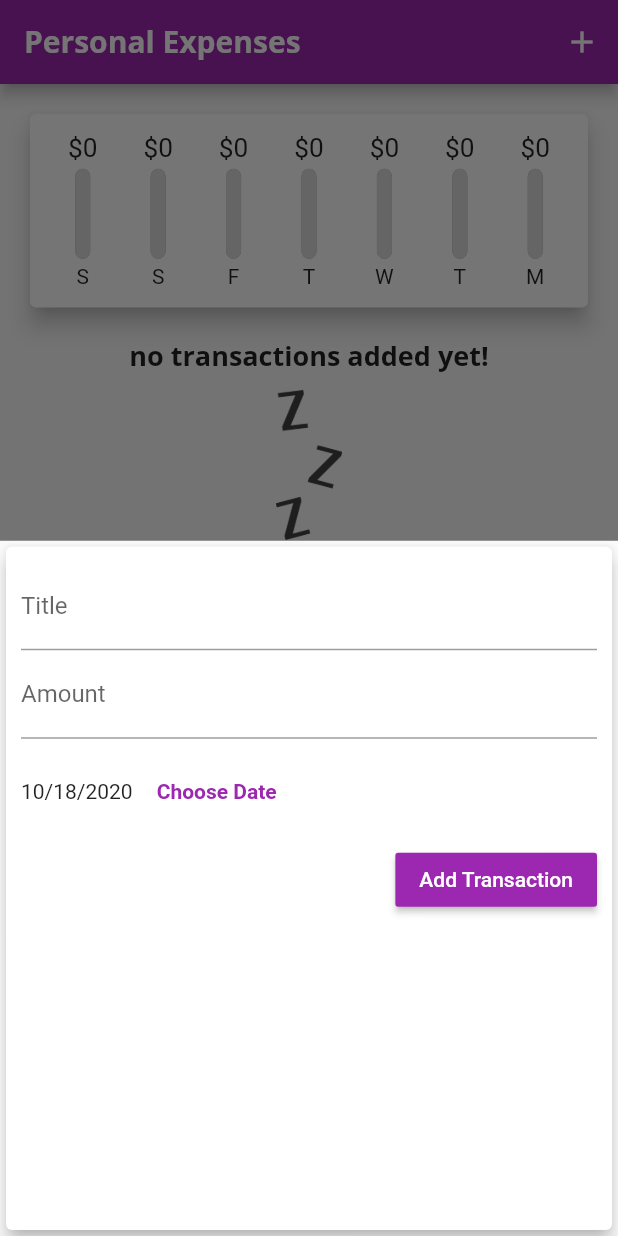
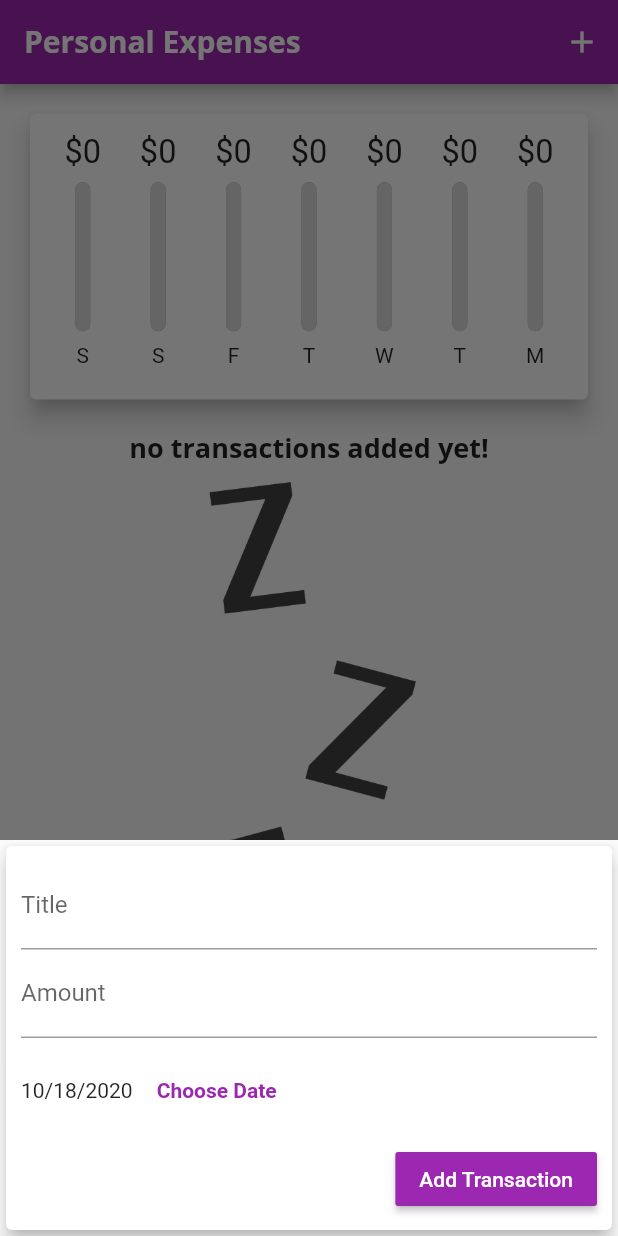
Before and after one commit to hatem1055/flutter-expense-app, a Flutter app: the screen it shows after launch, after a tap on the "add" icon, on a phone screen of 412 x 824 dp. Run offline on Flutter 3.47's test engine with Material 2 defaults, Android fonts, the phone set to English and light mode, and no system bars.

Commit message:
init commit

```diff
--- a/lib/main.dart
+++ b/lib/main.dart
@@ -1,5 +1,9 @@
+//dart
+import 'dart:io';
+
 //packeges
 import 'package:flutter/material.dart';
+import 'package:flutter/cupertino.dart';
 
 //widgets
 import 'widgets/transaction_list.dart';
@@ -7,7 +11,15 @@ import 'widgets/add_tx_form.dart';
 import 'widgets/chart.dart';
 //models
 import 'models/transaction.dart';
-void main() => runApp(MyApp());
+
+void main() {
+  // WidgetsFlutterBinding.ensureInitialized();
+  // SystemChrome.setPreferredOrientations([
+  //   DeviceOrientation.portraitUp,
+  //   DeviceOrientation.portraitDown
+  // ]);
+  return runApp(MyApp());
+}
 
 class MyApp extends StatelessWidget {
   @override
@@ -17,29 +29,25 @@ class MyApp extends StatelessWidget {
     return MaterialApp(
       title: 'Personal Expenses',
       home: MyHomePage(),
-      theme:ThemeData(
-        primarySwatch:Colors.purple,
-        fontFamily:'Quicksand',
-        textTheme:ThemeData.light().textTheme.copyWith(
-          headline6:TextStyle(
-              fontFamily:'OpenSans',
-              fontSize:18,
-              fontWeight:FontWeight.bold
+      theme: ThemeData(
+          primarySwatch: Colors.purple,
+          fontFamily: 'Quicksand',
+          textTheme: ThemeData.light().textTheme.copyWith(
+                headline6: TextStyle(
+                    fontFamily: 'OpenSans',
+                    fontSize: 18,
+                    fontWeight: FontWeight.bold),
               ),
+          appBarTheme: AppBarTheme(
+              textTheme: ThemeData.light().textTheme.copyWith(
+                    headline6: TextStyle(
+                        fontFamily: 'OpenSans',
+                        fontSize: 20,
+                        fontWeight: FontWeight.bold),
+                    button: TextStyle(
+                      color: Colors.white,
                     ),
-        appBarTheme:AppBarTheme(
-          textTheme:ThemeData.light().textTheme.copyWith(
-            headline6:TextStyle(
-              fontFamily:'OpenSans',
-              fontSize:20,
-              fontWeight:FontWeight.bold
-            ),
-            button:TextStyle(
-              color:Colors.white,
-            ) ,
-          )
-        )
-      ),
+                  ))),
     );
   }
 }
@@ -49,80 +57,145 @@ class MyHomePage extends StatefulWidget {
   _MyHomePageState createState() => _MyHomePageState();
 }
 
-class _MyHomePageState extends State<MyHomePage> {
+class _MyHomePageState extends State<MyHomePage> with WidgetsBindingObserver {
+  //dynamic values
   List<Transaction> transactions = [];
+  bool swichValue = true;
 
 
+
+  //change swich value
+  void toggleSwich(val) {
+    setState(() {
+      swichValue = val;
+    });
+  }
+
   //adding transaction method
-  void _addTx(String title,double amount,DateTime date){
-  final newTx = Transaction(title:title,amount:amount,date:date,id:DateTime.now().toString());
+  void _addTx(String title, double amount, DateTime date) {
+    final newTx = Transaction(
+        title: title,
+        amount: amount,
+        date: date,
+        id: DateTime.now().toString());
     setState(() {
       transactions.add(newTx);
     });
   }
 
   //trigring add transaction modal
-  void startAddNewTransaction(ctx){
-    showModalBottomSheet(context:ctx, builder:(_){
-      return  AddTxForm(_addTx);
-    }
-    );
+  void startAddNewTransaction(ctx) {
+    showModalBottomSheet(
+        context: ctx,
+        builder: (_) {
+          return AddTxForm(_addTx);
+        },
+        isScrollControlled: true);
   }
 
   //deleting transaction
-  void deleteTx(id){
-    print(transactions[0].id);
-    setState((){
-      transactions.removeWhere((element)=>element.id == id);
+  void deleteTx(id) {
+    setState(() {
+      transactions.removeWhere((element) => element.id == id);
     });
   }
 
   //get transactions for the last week only
-  List<Transaction> get transactionsLastWeek{
-      final lastWeek = DateTime.now().subtract(Duration(days:7));
-      return transactions.where((tx){
+  List<Transaction> get transactionsLastWeek {
+    final lastWeek = DateTime.now().subtract(Duration(days: 7));
+    return transactions.where((tx) {
       return tx.date.isAfter(lastWeek);
     }).toList();
   }
 
+  //Builder Method
+  List<Widget> buildsLandscapeContent(primaryColor, txWidget, chartWidget) {
+    return [
+      Row(
+        mainAxisAlignment: MainAxisAlignment.center,
+        children: [
+          Text('Show Chart'),
+          Switch.adaptive(
+            value: swichValue,
+            onChanged: toggleSwich,
+            activeColor: primaryColor,
+          ),
+        ],
+      ),
+      swichValue ? chartWidget(.7) : txWidget
+    ];
+  }
+
+  List<Widget> buildsPortraitContent(chartWidget, txWidget) {
+    return [chartWidget(.3), txWidget];
+  }
+
   @override
   Widget build(BuildContext context) {
+    //static info
     final primaryColor = Theme.of(context).primaryColor;
-    return Scaffold(
-
-    //app bar
-    appBar: AppBar(
+    final isLandscape =
+        MediaQuery.of(context).orientation == Orientation.landscape;
+    final appBar = AppBar(
       title: Text('Personal Expenses'),
-        backgroundColor:primaryColor,
+      backgroundColor: primaryColor,
       actions: [
         IconButton(
-            icon:Icon(Icons.add),
-            onPressed:(){startAddNewTransaction(context);},
+          icon: Icon(Icons.add),
+          onPressed: () {
+            startAddNewTransaction(context);
+          },
         )
       ],
+    );
+    final pageHeight = (MediaQuery.of(context).size.height -
+        appBar.preferredSize.height -
+        MediaQuery.of(context).padding.top);
+
+    //widgets
+    final txWidget = Container(
+      height: pageHeight * .7,
+      child: TransactionList(transactions, deleteTx),
+    );
+
+    Widget chartWidget(heghitPerc) {
+      return Container(
+        height: pageHeight * heghitPerc,
+        child: Chart(transactionsLastWeek),
+        alignment: Alignment.center,
+      );
+    }
+
+    return Scaffold(
+      //app bar
+      appBar: appBar,
+      //floating action button
+      floatingActionButtonLocation: FloatingActionButtonLocation.centerFloat,
+      floatingActionButton: Platform.isAndroid
+          ? Container(
+              decoration: BoxDecoration(
+                  borderRadius: BorderRadius.circular(500),
+                  color: Theme.of(context).primaryColor),
+              child: IconButton(
+                icon: Icon(Icons.add),
+                color: Colors.white,
+                onPressed: () {
+                  startAddNewTransaction(context);
+                },
               ),
-
-      //floating action button
-      floatingActionButtonLocation:FloatingActionButtonLocation.centerFloat,
-      floatingActionButton:Container(
-        decoration:BoxDecoration(
-          borderRadius:BorderRadius.circular(500),
-          color:Theme.of(context).primaryColor
-        ),
-        child: IconButton(
-          icon:Icon(Icons.add),
-          color:Colors.white,
-          onPressed: (){startAddNewTransaction(context);},
-        ),
-      ),
+            )
+          : Container(),
 
       //Body
-      body:SingleChildScrollView(
-        child:Column(children:[
-        Chart(transactionsLastWeek),
-        TransactionList(transactions,deleteTx)
+      body: SafeArea(
+        child: SingleChildScrollView(
+            child: Column(
+          children: [
+            if (isLandscape)
+              ...buildsLandscapeContent(primaryColor, txWidget, chartWidget),
+            if (!isLandscape) ...buildsPortraitContent(chartWidget, txWidget)
           ],
-      )
+        )),
       ),
     );
   }
--- a/lib/widgets/add_tx_form.dart
+++ b/lib/widgets/add_tx_form.dart
@@ -14,80 +14,88 @@ class _AddTxFormState extends State<AddTxForm> {
   final amountInput = TextEditingController();
   DateTime dateInput = DateTime.now();
 
-
-  submitForm(){
-      print('object');
+  submitForm() {
     final enteredTitle = titleInput.text;
     final enteredAmount = double.parse(amountInput.text);
-      if(enteredAmount <= 0 || enteredTitle.isEmpty || dateInput == null){
+    if (enteredAmount <= 0 || enteredTitle.isEmpty || dateInput == null) {
       return;
     }
-      widget.addTx(enteredTitle,enteredAmount,dateInput);
+    widget.addTx(enteredTitle, enteredAmount, dateInput);
     Navigator.of(context).pop();
   }
 
   void triggerDatePicker() async {
     var date = await showDatePicker(
-      context:context,
-      initialDate:DateTime.now(),
-      firstDate:DateTime(2019),
-      lastDate:DateTime.now()
-      );
-      if(date == null){
+        context: context,
+        initialDate: DateTime.now(),
+        firstDate: DateTime(2019),
+        lastDate: DateTime.now());
+    if (date == null) {
       return;
-      }else{
+    } else {
       setState(() {
         dateInput = date;
       });
     }
   }
 
-
   @override
   Widget build(BuildContext context) {
-    String dateMessage = dateInput == null ?
-    'No Date Choosen' :
-    DateFormat.yMd().format(dateInput);
-    return Card(
+    final isLandscape =
+        MediaQuery.of(context).orientation == Orientation.landscape;
+    String dateMessage = dateInput == null
+        ? 'No Date Choosen'
+        : DateFormat.yMd().format(dateInput);
+
+    //widgets
+    Widget submitButton = RaisedButton(
+      child: Text('Add Transaction'),
+      textColor: Colors.white,
+      color: Theme.of(context).primaryColor,
+      onPressed: () => submitForm(),
+    );
+    return SingleChildScrollView(
+      child: Card(
         elevation: 5,
         child: Container(
-            padding: EdgeInsets.all(10),
-            child: Column(
-              crossAxisAlignment:CrossAxisAlignment.end,
-            children:[
+          padding: EdgeInsets.only(
+              top: 10,
+              left: 10,
+              right: 10,
+              bottom: MediaQuery.of(context).viewInsets.bottom + 10),
+          child: Column(crossAxisAlignment: CrossAxisAlignment.end, children: [
             TextField(
-                decoration:InputDecoration(labelText:'Title'),
-                controller:titleInput,
+              decoration: InputDecoration(labelText: 'Title'),
+              controller: titleInput,
             ),
             TextField(
-                decoration:InputDecoration(labelText:'Amount'),
-                keyboardType:TextInputType.number,
-                controller:amountInput,
+              decoration: InputDecoration(labelText: 'Amount'),
+              keyboardType: TextInputType.number,
+              controller: amountInput,
             ),
             Container(
               height: 70,
               child: Row(
-                    children:[
+                  mainAxisAlignment: MainAxisAlignment.spaceBetween,
+                  children: [
+                    Row(
+                      children: [
                         Text(dateMessage),
                         FlatButton(
-                        child:Text('Choose Date',
-                        style:TextStyle(
-                          fontWeight:FontWeight.bold
-                        ),
+                          child: Text(
+                            'Choose Date',
+                            style: TextStyle(fontWeight: FontWeight.bold),
                           ),
                           textColor: Theme.of(context).primaryColor,
-                        onPressed:triggerDatePicker,
-                        )
-                    ]
+                          onPressed: triggerDatePicker,
                         ),
+                      ],
                     ),
-                RaisedButton(
-                  child: Text('Add Transaction'),
-                  textColor:Colors.white,
-                  color:Theme.of(context).primaryColor,
-                  onPressed:() => submitForm(),
-                )
-            ]
+                    if (isLandscape) submitButton
+                  ]),
+            ),
+            if (!isLandscape) submitButton
+          ]),
         ),
       ),
     );
--- a/lib/widgets/chart_bar.dart
+++ b/lib/widgets/chart_bar.dart
@@ -7,17 +7,18 @@ class ChartBar extends StatelessWidget {
   ChartBar(this.label,this.spendingAmount,this.spendinfPercentage);
   @override
   Widget build(BuildContext context) {
-    return Column(
+    return LayoutBuilder(builder:(ctx,constrains){
+        return Column(
       children: [
         Container(
-          height: 20,
+          height: constrains.maxHeight * 0.15,
           child: FittedBox(
             child:Text('\$${spendingAmount.toStringAsFixed(0)}'),
           ),
         ),
-        SizedBox(height: 4,),
+        SizedBox(height: constrains.maxHeight * 0.05,),
         Container(
-          height: 60,
+          height: constrains.maxHeight * 0.6,
           width: 10,
           child: Stack(
             children: [
@@ -40,9 +41,13 @@ class ChartBar extends StatelessWidget {
             ],
           ),
         ),
-        SizedBox(height: 4,),
-        Text(label)
+        SizedBox(height: constrains.maxHeight * 0.05,),
+        Container(
+          height: constrains.maxHeight * 0.15,
+          child: Text(label)
+        )
       ],
     );
+    });
   }
 }
--- a/lib/widgets/transaction_list.dart
+++ b/lib/widgets/transaction_list.dart
@@ -1,85 +1,52 @@
 import 'package:flutter/material.dart';
-import 'package:intl/intl.dart';
 
 import '../models/transaction.dart';
+import 'transaction_item.dart';
 
 class TransactionList extends StatelessWidget {
-
   final List<Transaction> transactions;
   final Function delTx;
-  TransactionList(this.transactions,this.delTx);
+  TransactionList(this.transactions, this.delTx);
 
   @override
   Widget build(BuildContext context) {
-  final primaryColor = Theme.of(context).primaryColor;
     //converting the list of transactions into a list of widgets
-  Widget createTransactionWidget(Transaction tx){
-    return Card(
-        elevation: 5,
-        margin: EdgeInsets.symmetric(
-          vertical: 8,
-          horizontal: 5
-        ),
-        child: ListTile(
-        leading:CircleAvatar(
-          radius: 30,
-          backgroundColor:primaryColor,
-          child:Padding(
-              padding:EdgeInsets.all(6),
-              child: FittedBox(
-              child: Text(
-                '\$${tx.amount}',
-                style:TextStyle(
-                  fontWeight:FontWeight.bold,
-                ),
-              )
-            ),
-          ),
-        ),
-        title:Text(
-          tx.title,
-          style:Theme.of(context).textTheme.headline6
-        ),
-        subtitle: Text(
-          DateFormat.yMMMd().format(tx.date)
-        ),
-        trailing:IconButton(
-          icon:Icon(Icons.delete),
-          color: Theme.of(context).errorColor,
-          onPressed: (){
-            delTx(tx.id);
-          },
-        ),
-      ),
-    );
+    Widget createTransactionWidget(Transaction tx) {
+
+      return TransactionItem(key:ValueKey(tx.id),delTx : delTx,tx : tx);
     }
-    final List<Widget> transactionWidgets = transactions.map(createTransactionWidget).toList();
+
+    final List<Widget> transactionWidgets =
+        transactions.map(createTransactionWidget).toList();
     // adding transaction
 
     return Container(
-      height: 400,
-      child: transactions.isEmpty ? Column(
+      child: transactions.isEmpty
+          ? LayoutBuilder(builder: (ctx, constrains) {
+              return Column(
                 children: [
-          Text('no transactions added yet!',style:Theme.of(context).textTheme.headline6,),
+                  Text(
+                    'no transactions added yet!',
+                    style: Theme.of(context).textTheme.headline6,
+                  ),
                   SizedBox(
-            height:10,
+                    height: 10,
                   ),
                   Container(
-            height:100,
+                    height: constrains.maxHeight * .6,
                     child: Image.asset(
                       'lib/assets/images/waiting.png',
-              fit:BoxFit.cover,
-
+                      fit: BoxFit.cover,
                     ),
                   )
                 ],
-      )
-      :ListView.builder(
-        itemBuilder: (ctx, index) {
-          return transactionWidgets[index];
-        },
-        itemCount:transactions.length,
+              );
+            })
+          : ListView(
+              children:transactionWidgets
           ),
+
+
     );
   }
 }
```
Also changed, not shown: lib/widgets/transaction_item.dart (added, +63 -0 lines). Lines whose indentation alone changed are shown as unchanged.
